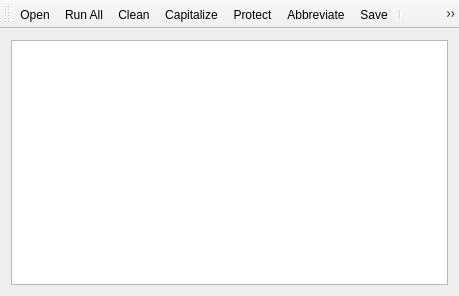
First picture: the form in MainWindow.ui, repository congchenutd/bibfixer, before the edit.
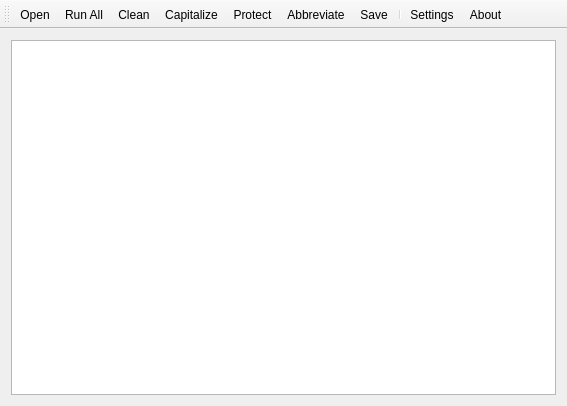
Second picture: the form after the edit. Icons and pictures are not drawn. Custom widgets are drawn as their Qt base class.

```diff
--- a/MainWindow.ui
+++ b/MainWindow.ui
@@ -6,8 +6,8 @@
    <rect>
     <x>0</x>
     <y>0</y>
-    <width>459</width>
-    <height>296</height>
+    <width>567</width>
+    <height>406</height>
    </rect>
   </property>
   <property name="windowTitle">
```
Left out of the diff: 4 changed lines with no effect on the pictures.
